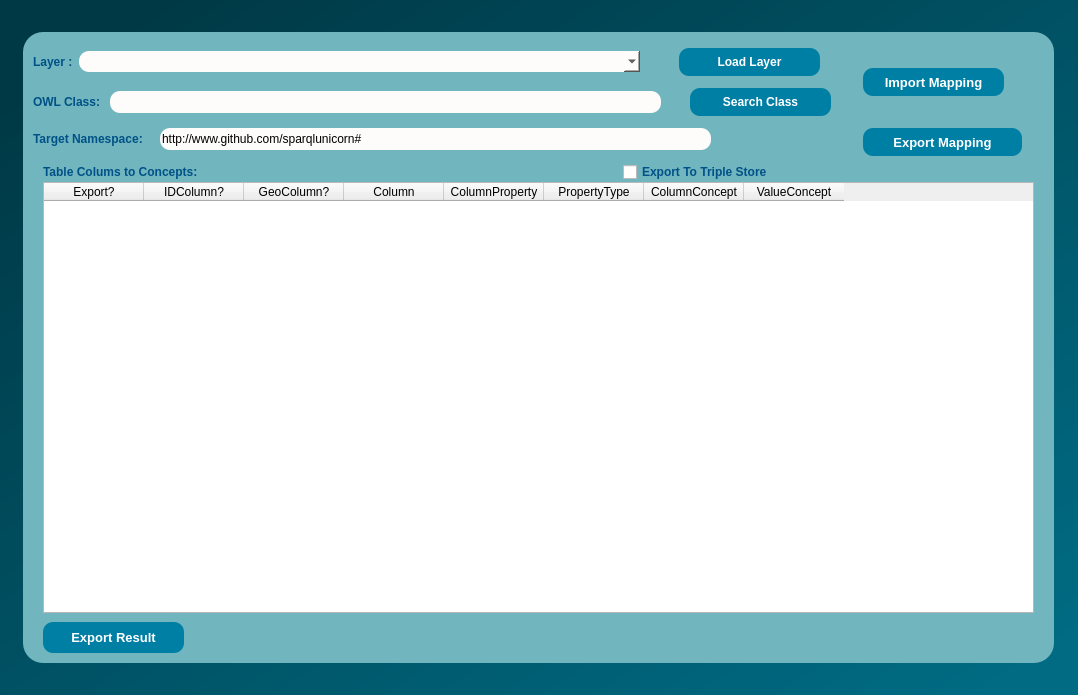
First picture: the form in dialogs/ui/Interlink.ui, repository sparqlunicorn/sparqlunicornGoesGIS, before the edit.
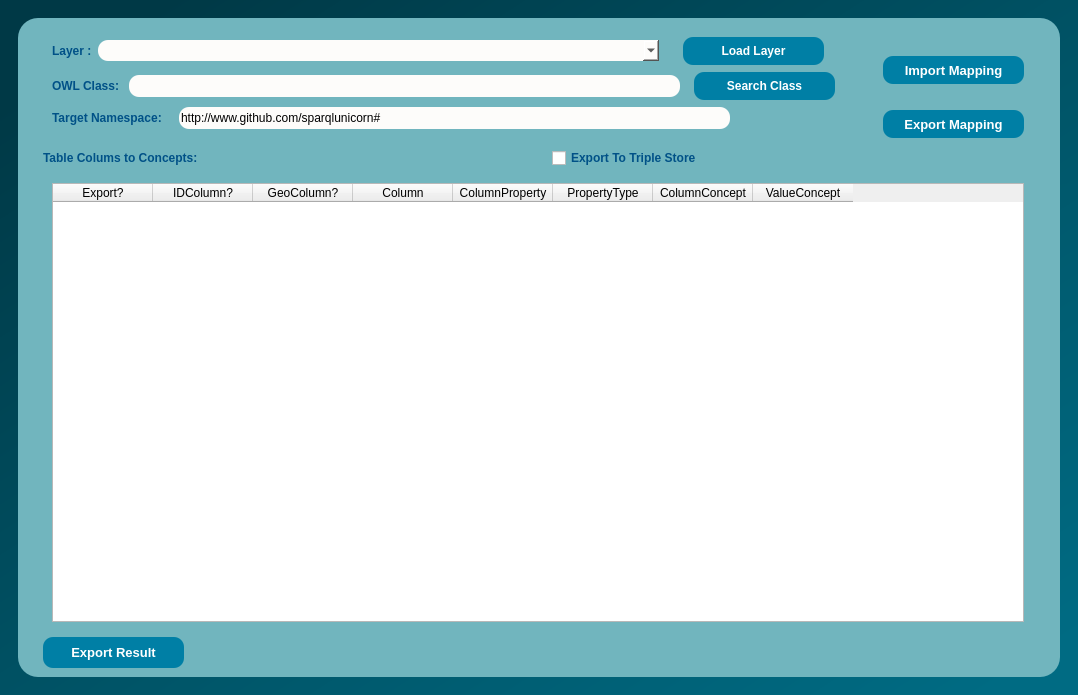
Second picture: the form after the edit.

The edit to the form file:
```diff
--- a/dialogs/ui/Interlink.ui
+++ b/dialogs/ui/Interlink.ui
@@ -49,12 +49,6 @@
            <height>621</height>
           </size>
          </property>
-         <property name="maximumSize">
-          <size>
-           <width>1031</width>
-           <height>631</height>
-          </size>
-         </property>
          <property name="styleSheet">
           <string notr="true">QObject#Interlink_frame{
 	background-color:qlineargradient(spread:pad, x1:0, y1:0, x2:1, y2:1, stop:0.0113636 rgba(113, 181, 190, 255));
@@ -71,219 +65,9 @@
          <property name="frameShadow">
           <enum>QFrame::Raised</enum>
          </property>
-         <widget class="QWidget" name="widget_2" native="true">
-          <property name="geometry">
-           <rect>
-            <x>20</x>
-            <y>150</y>
-            <width>991</width>
-            <height>431</height>
-           </rect>
-          </property>
-          <layout class="QGridLayout" name="gridLayout_3">
-           <item row="1" column="1">
-            <widget class="QTableWidget" name="interlinkTable">
-             <property name="minimumSize">
-              <size>
-               <width>811</width>
-               <height>0</height>
-              </size>
-             </property>
-             <property name="baseSize">
-              <size>
-               <width>4</width>
-               <height>0</height>
-              </size>
-             </property>
-             <property name="cursor" stdset="0">
-              <cursorShape>PointingHandCursor</cursorShape>
-             </property>
-             <property name="sortingEnabled">
-              <bool>true</bool>
-             </property>
-             <property name="columnCount">
-              <number>8</number>
-             </property>
-             <column>
-              <property name="text">
-               <string>Export?</string>
-              </property>
-             </column>
-             <column>
-              <property name="text">
-               <string>IDColumn?</string>
-              </property>
-             </column>
-             <column>
-              <property name="text">
-               <string>GeoColumn?</string>
-              </property>
-             </column>
-             <column>
-              <property name="text">
-               <string>Column</string>
-              </property>
-             </column>
-             <column>
-              <property name="text">
-               <string>ColumnProperty</string>
-              </property>
-             </column>
-             <column>
-              <property name="text">
-               <string>PropertyType</string>
-              </property>
-             </column>
-             <column>
-              <property name="text">
-               <string>ColumnConcept</string>
-              </property>
-             </column>
-             <column>
-              <property name="text">
-               <string>ValueConcept</string>
-              </property>
-             </column>
-            </widget>
-           </item>
-          </layout>
-         </widget>
-         <widget class="QPushButton" name="exportInterlink">
-          <property name="geometry">
-           <rect>
-            <x>20</x>
-            <y>590</y>
-            <width>141</width>
-            <height>31</height>
-           </rect>
-          </property>
-          <property name="baseSize">
-           <size>
-            <width>3</width>
-            <height>0</height>
-           </size>
-          </property>
-          <property name="font">
-           <font>
-            <pointsize>10</pointsize>
-            <weight>75</weight>
-            <bold>true</bold>
-           </font>
-          </property>
-          <property name="cursor">
-           <cursorShape>PointingHandCursor</cursorShape>
-          </property>
-          <property name="styleSheet">
-           <string notr="true">background-color:rgb(0, 127, 165);
-border-radius:10px;
-color: rgb(255, 255, 255);</string>
-          </property>
-          <property name="text">
-           <string>Export Result</string>
-          </property>
-         </widget>
-         <widget class="QPushButton" name="exportMappingButton">
-          <property name="geometry">
-           <rect>
-            <x>1750</x>
-            <y>200</y>
-            <width>121</width>
-            <height>28</height>
-           </rect>
-          </property>
-          <property name="text">
-           <string>Export Mapping</string>
-          </property>
-         </widget>
-         <widget class="QWidget" name="widget_3" native="true">
-          <property name="geometry">
-           <rect>
-            <x>840</x>
-            <y>10</y>
-            <width>159</width>
-            <height>141</height>
-           </rect>
-          </property>
-          <layout class="QVBoxLayout" name="verticalLayout">
-           <item>
-            <widget class="QPushButton" name="importMappingButton">
-             <property name="minimumSize">
-              <size>
-               <width>141</width>
-               <height>28</height>
-              </size>
-             </property>
-             <property name="maximumSize">
-              <size>
-               <width>141</width>
-               <height>28</height>
-              </size>
-             </property>
-             <property name="font">
-              <font>
-               <pointsize>10</pointsize>
-               <weight>75</weight>
-               <bold>true</bold>
-              </font>
-             </property>
-             <property name="cursor">
-              <cursorShape>PointingHandCursor</cursorShape>
-             </property>
-             <property name="styleSheet">
-              <string notr="true">background-color:rgb(0, 127, 165);
-border-radius:10px;
-color: rgb(255, 255, 255);</string>
-             </property>
-             <property name="text">
-              <string>Import Mapping</string>
-             </property>
-            </widget>
-           </item>
-           <item>
-            <widget class="QPushButton" name="exportMappingButton_2">
-             <property name="minimumSize">
-              <size>
-               <width>141</width>
-               <height>28</height>
-              </size>
-             </property>
-             <property name="sizeIncrement">
-              <size>
-               <width>141</width>
-               <height>28</height>
-              </size>
-             </property>
-             <property name="font">
-              <font>
-               <pointsize>10</pointsize>
-               <weight>75</weight>
-               <bold>true</bold>
-              </font>
-             </property>
-             <property name="cursor">
-              <cursorShape>PointingHandCursor</cursorShape>
-             </property>
-             <property name="styleSheet">
-              <string notr="true">background-color:rgb(0, 127, 165);
-border-radius:10px;
-color: rgb(255, 255, 255);</string>
-             </property>
-             <property name="text">
-              <string>Export Mapping</string>
-             </property>
-            </widget>
-           </item>
-          </layout>
-         </widget>
+         <layout class="QGridLayout" name="gridLayout_4">
+          <item row="0" column="0" colspan="2">
          <widget class="QWidget" name="widget_4" native="true">
-          <property name="geometry">
-           <rect>
-            <x>10</x>
-            <y>10</y>
-            <width>821</width>
-            <height>114</height>
-           </rect>
-          </property>
           <layout class="QVBoxLayout" name="verticalLayout_2">
            <item>
             <layout class="QHBoxLayout" name="horizontalLayout">
@@ -582,15 +366,135 @@
            </item>
           </layout>
          </widget>
+          </item>
+          <item row="0" column="2" rowspan="2">
+           <widget class="QWidget" name="widget_3" native="true">
+            <property name="minimumSize">
+             <size>
+              <width>159</width>
+              <height>141</height>
+             </size>
+            </property>
+            <property name="maximumSize">
+             <size>
+              <width>159</width>
+              <height>141</height>
+             </size>
+            </property>
+            <layout class="QVBoxLayout" name="verticalLayout">
+             <item>
+              <widget class="QPushButton" name="importMappingButton">
+               <property name="minimumSize">
+                <size>
+                 <width>141</width>
+                 <height>28</height>
+                </size>
+               </property>
+               <property name="maximumSize">
+                <size>
+                 <width>141</width>
+                 <height>28</height>
+                </size>
+               </property>
+               <property name="font">
+                <font>
+                 <pointsize>10</pointsize>
+                 <weight>75</weight>
+                 <bold>true</bold>
+                </font>
+               </property>
+               <property name="cursor">
+                <cursorShape>PointingHandCursor</cursorShape>
+               </property>
+               <property name="styleSheet">
+                <string notr="true">background-color:rgb(0, 127, 165);
+border-radius:10px;
+color: rgb(255, 255, 255);</string>
+               </property>
+               <property name="text">
+                <string>Import Mapping</string>
+               </property>
+              </widget>
+             </item>
+             <item>
+              <widget class="QPushButton" name="exportMappingButton_2">
+               <property name="minimumSize">
+                <size>
+                 <width>141</width>
+                 <height>28</height>
+                </size>
+               </property>
+               <property name="sizeIncrement">
+                <size>
+                 <width>141</width>
+                 <height>28</height>
+                </size>
+               </property>
+               <property name="font">
+                <font>
+                 <pointsize>10</pointsize>
+                 <weight>75</weight>
+                 <bold>true</bold>
+                </font>
+               </property>
+               <property name="cursor">
+                <cursorShape>PointingHandCursor</cursorShape>
+               </property>
+               <property name="styleSheet">
+                <string notr="true">background-color:rgb(0, 127, 165);
+border-radius:10px;
+color: rgb(255, 255, 255);</string>
+               </property>
+               <property name="text">
+                <string>Export Mapping</string>
+               </property>
+              </widget>
+             </item>
+            </layout>
+           </widget>
+          </item>
+          <item row="3" column="0">
+           <widget class="QPushButton" name="exportInterlink">
+            <property name="minimumSize">
+             <size>
+              <width>141</width>
+              <height>31</height>
+             </size>
+            </property>
+            <property name="maximumSize">
+             <size>
+              <width>141</width>
+              <height>31</height>
+             </size>
+            </property>
+            <property name="baseSize">
+             <size>
+              <width>3</width>
+              <height>0</height>
+             </size>
+            </property>
+            <property name="font">
+             <font>
+              <pointsize>10</pointsize>
+              <weight>75</weight>
+              <bold>true</bold>
+             </font>
+            </property>
+            <property name="cursor">
+             <cursorShape>PointingHandCursor</cursorShape>
+            </property>
+            <property name="styleSheet">
+             <string notr="true">background-color:rgb(0, 127, 165);
+border-radius:10px;
+color: rgb(255, 255, 255);</string>
+            </property>
+            <property name="text">
+             <string>Export Result</string>
+            </property>
+           </widget>
+          </item>
+          <item row="1" column="1">
          <widget class="QCheckBox" name="exportTripleStore">
-          <property name="geometry">
-           <rect>
-            <x>600</x>
-            <y>130</y>
-            <width>181</width>
-            <height>20</height>
-           </rect>
-          </property>
           <property name="minimumSize">
            <size>
             <width>181</width>
@@ -620,15 +524,9 @@
            <string>Export To Triple Store</string>
           </property>
          </widget>
+          </item>
+          <item row="1" column="0">
          <widget class="QLabel" name="label_6">
-          <property name="geometry">
-           <rect>
-            <x>20</x>
-            <y>130</y>
-            <width>251</width>
-            <height>20</height>
-           </rect>
-          </property>
           <property name="minimumSize">
            <size>
             <width>251</width>
@@ -655,6 +553,79 @@
            <string>Table Colums to Concepts:</string>
           </property>
          </widget>
+          </item>
+          <item row="2" column="0" colspan="3">
+           <widget class="QWidget" name="widget_2" native="true">
+            <layout class="QGridLayout" name="gridLayout_3">
+             <item row="1" column="1">
+              <widget class="QTableWidget" name="interlinkTable">
+               <property name="minimumSize">
+                <size>
+                 <width>811</width>
+                 <height>0</height>
+                </size>
+               </property>
+               <property name="baseSize">
+                <size>
+                 <width>4</width>
+                 <height>0</height>
+                </size>
+               </property>
+               <property name="cursor" stdset="0">
+                <cursorShape>PointingHandCursor</cursorShape>
+               </property>
+               <property name="sortingEnabled">
+                <bool>true</bool>
+               </property>
+               <property name="columnCount">
+                <number>8</number>
+               </property>
+               <column>
+                <property name="text">
+                 <string>Export?</string>
+                </property>
+               </column>
+               <column>
+                <property name="text">
+                 <string>IDColumn?</string>
+                </property>
+               </column>
+               <column>
+                <property name="text">
+                 <string>GeoColumn?</string>
+                </property>
+               </column>
+               <column>
+                <property name="text">
+                 <string>Column</string>
+                </property>
+               </column>
+               <column>
+                <property name="text">
+                 <string>ColumnProperty</string>
+                </property>
+               </column>
+               <column>
+                <property name="text">
+                 <string>PropertyType</string>
+                </property>
+               </column>
+               <column>
+                <property name="text">
+                 <string>ColumnConcept</string>
+                </property>
+               </column>
+               <column>
+                <property name="text">
+                 <string>ValueConcept</string>
+                </property>
+               </column>
+              </widget>
+             </item>
+            </layout>
+           </widget>
+          </item>
+         </layout>
         </widget>
        </item>
       </layout>
```
Lines whose indentation alone changed are shown as unchanged.
